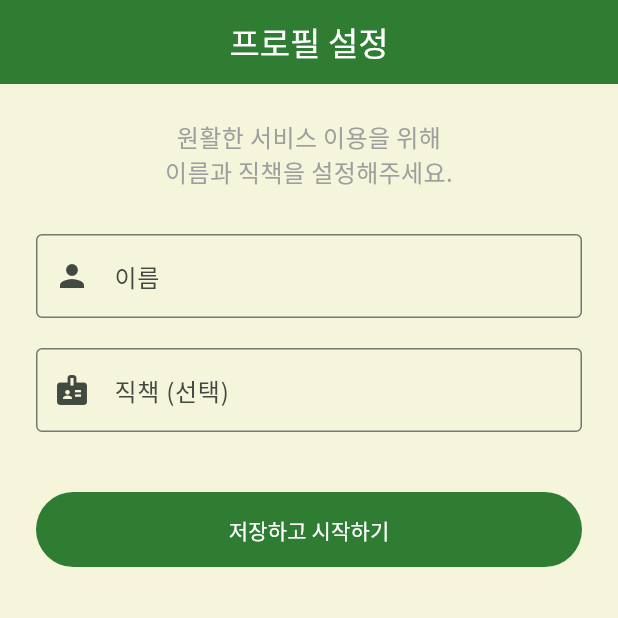
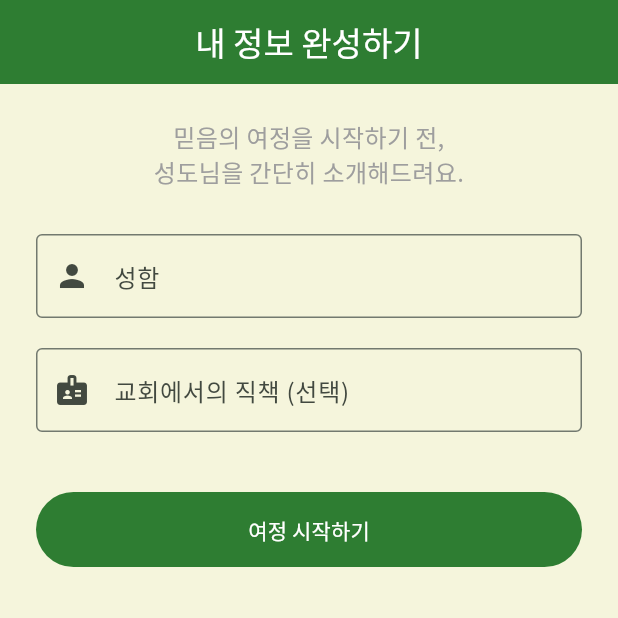
Before and after one commit to jwkang0326-yonsei/cclab, a Flutter app: the screen it shows once a user with an empty profile is signed in, on a phone screen of 412 x 824 dp, the top half of it. Run offline on Flutter 3.47's test engine with Material 3 defaults, Android fonts, the phone set to English and light mode, and no system bars; our stand-ins replace cloud_firestore, firebase_auth, firebase_core, flutter_riverpod, go_router, google_fonts and 5 more; missing offline and left inert: kakao_flutter_sdk; accounts and stored records are empty.

Commit message:
style(ux): update text to Faith Journey theme (Style 3)

```diff
--- a/app/lib/features/auth/login_screen.dart
+++ b/app/lib/features/auth/login_screen.dart
@@ -239,7 +239,7 @@ class _LoginScreenState extends ConsumerState<LoginScreen> {
                   ),
                   const SizedBox(height: 10),
                   Text(
-                    '함께 읽고, 함께 자라나는 말씀 숲',
+                    '말씀과 함께 걷는 믿음의 여정',
                     style: theme.textTheme.bodyMedium?.copyWith(
                       color: theme.colorScheme.secondary,
                     ),
@@ -250,7 +250,7 @@ class _LoginScreenState extends ConsumerState<LoginScreen> {
                   TextField(
                     controller: _emailController,
                     decoration: InputDecoration(
-                      hintText: '이메일',
+                      hintText: '이메일 주소',
                       prefixIcon: const Icon(Icons.email_outlined),
                       border: OutlineInputBorder(borderRadius: BorderRadius.circular(12)),
                     ),
@@ -268,14 +268,14 @@ class _LoginScreenState extends ConsumerState<LoginScreen> {
                   ),
                   const SizedBox(height: 20),
                   _LoginButton(
-                    text: _isLoginMode ? '로그인' : '회원가입',
+                    text: _isLoginMode ? '로그인' : '회원가입하기',
                     backgroundColor: theme.colorScheme.primary,
                     textColor: Colors.white,
                     onPressed: _handleEmailAuth,
                   ),
                   TextButton(
                     onPressed: () => setState(() => _isLoginMode = !_isLoginMode),
-                    child: Text(_isLoginMode ? '계정이 없으신가요? 회원가입' : '이미 계정이 있으신가요? 로그인'),
+                    child: Text(_isLoginMode ? '처음 오셨나요? 회원가입하기' : '이미 계정이 있으신가요? 로그인하기'),
                   ),
 
                   const Padding(
@@ -285,7 +285,7 @@ class _LoginScreenState extends ConsumerState<LoginScreen> {
                         Expanded(child: Divider()),
                         Padding(
                           padding: EdgeInsets.symmetric(horizontal: 10),
-                          child: Text('또는 소셜 로그인', style: TextStyle(color: Colors.grey)),
+                          child: Text('또는 소셜 계정으로 계속하기', style: TextStyle(color: Colors.grey)),
                         ),
                         Expanded(child: Divider()),
                       ],
@@ -295,7 +295,7 @@ class _LoginScreenState extends ConsumerState<LoginScreen> {
                   // Social Logins
                   if (!kIsWeb && defaultTargetPlatform == TargetPlatform.iOS) ...[
                     _LoginButton(
-                      text: 'Apple로 시작하기',
+                      text: 'Apple로 계속하기',
                       icon: Icons.apple,
                       backgroundColor: Colors.black,
                       textColor: Colors.white,
@@ -305,7 +305,7 @@ class _LoginScreenState extends ConsumerState<LoginScreen> {
                   ],
 
                   _LoginButton(
-                    text: 'Google로 시작하기',
+                    text: 'Google로 계속하기',
                     icon: Icons.g_mobiledata,
                     backgroundColor: Colors.white,
                     textColor: Colors.black87,
@@ -315,7 +315,7 @@ class _LoginScreenState extends ConsumerState<LoginScreen> {
                   const SizedBox(height: 12),
 
                   _LoginButton(
-                    text: '카카오로 시작하기',
+                    text: '카카오로 계속하기',
                     icon: Icons.chat_bubble,
                     backgroundColor: const Color(0xFFFEE500),
                     textColor: const Color(0xFF191919),
--- a/app/lib/features/auth/onboarding_screen.dart
+++ b/app/lib/features/auth/onboarding_screen.dart
@@ -76,7 +76,7 @@ class _OnboardingScreenState extends ConsumerState<OnboardingScreen> {
 
     return Scaffold(
       appBar: AppBar(
-        title: const Text('교회 연결'),
+        title: const Text('교회 선택하기'),
         leading: _showCodeInput
             ? IconButton(
                 icon: const Icon(Icons.arrow_back),
@@ -115,7 +115,7 @@ class _OnboardingScreenState extends ConsumerState<OnboardingScreen> {
         ),
         const SizedBox(height: 12),
         Text(
-          '어떻게 오셨나요?\n해당하는 항목을 선택해주세요.',
+          '함께 걸을 준비가 되셨나요?\n해당하는 항목을 선택해주세요.',
           textAlign: TextAlign.center,
           style: theme.textTheme.bodyLarge?.copyWith(
             color: Colors.grey[600],
@@ -127,7 +127,7 @@ class _OnboardingScreenState extends ConsumerState<OnboardingScreen> {
           theme: theme,
           icon: Icons.key_outlined,
           title: '초대 코드가 있어요',
-          subtitle: '교회에서 받은 코드를 입력하여 참여합니다.',
+          subtitle: '우리 교회에서 받은 코드를 입력해주세요.',
           onTap: () => setState(() => _showCodeInput = true),
           isPrimary: true,
         ),
@@ -135,8 +135,8 @@ class _OnboardingScreenState extends ConsumerState<OnboardingScreen> {
         _buildActionCard(
           theme: theme,
           icon: Icons.church_outlined,
-          title: '새로운 교회를 시작해요',
-          subtitle: '새로운 교회를 개척하고 관리자가 됩니다.',
+          title: '새로운 교회 등록하기',
+          subtitle: '위드바이블에 우리 교회를 새롭게 등록해요.',
           onTap: () => context.go('/onboarding/create-church'),
           isPrimary: false,
         ),
@@ -161,7 +161,7 @@ class _OnboardingScreenState extends ConsumerState<OnboardingScreen> {
           ),
           const SizedBox(height: 8),
           Text(
-            '교회에서 받은 코드를 입력하면\n자동으로 매칭됩니다.',
+            '코드를 입력하시면 해당 교회로\n자동 연결됩니다.',
             style: theme.textTheme.bodyMedium?.copyWith(
               color: Colors.grey[600],
             ),
@@ -171,8 +171,8 @@ class _OnboardingScreenState extends ConsumerState<OnboardingScreen> {
           TextField(
             controller: _codeController,
             decoration: InputDecoration(
-              labelText: '초대 코드',
-              hintText: '예: CHANG1004',
+              labelText: '초대 코드 입력',
+              hintText: '예: WITHBIBLE12',
               errorText: _errorText,
               border: const OutlineInputBorder(),
               prefixIcon: const Icon(Icons.key),
@@ -192,7 +192,7 @@ class _OnboardingScreenState extends ConsumerState<OnboardingScreen> {
                     height: 24,
                     child: CircularProgressIndicator(strokeWidth: 2, color: Colors.white),
                   )
-                : const Text('가입하기'),
+                : const Text('참여하기'),
           ),
           // Add extra padding at bottom for keyboard
           SizedBox(height: MediaQuery.of(context).viewInsets.bottom + 20),
--- a/app/lib/features/auth/profile_setup_screen.dart
+++ b/app/lib/features/auth/profile_setup_screen.dart
@@ -93,13 +93,13 @@ class _ProfileSetupScreenState extends ConsumerState<ProfileSetupScreen> {
   @override
   Widget build(BuildContext context) {
     return Scaffold(
-      appBar: AppBar(title: const Text('프로필 설정')),
+      appBar: AppBar(title: const Text('내 정보 완성하기')),
       body: Padding(
         padding: const EdgeInsets.all(24.0),
         child: Column(
           children: [
             const Text(
-              '원활한 서비스 이용을 위해\n이름과 직책을 설정해주세요.',
+              '믿음의 여정을 시작하기 전,\n성도님을 간단히 소개해드려요.',
               textAlign: TextAlign.center,
               style: TextStyle(fontSize: 16, color: Colors.grey),
             ),
@@ -107,7 +107,7 @@ class _ProfileSetupScreenState extends ConsumerState<ProfileSetupScreen> {
             TextField(
               controller: _nameController,
               decoration: const InputDecoration(
-                labelText: '이름',
+                labelText: '성함',
                 border: OutlineInputBorder(),
                 prefixIcon: Icon(Icons.person),
               ),
@@ -116,7 +116,7 @@ class _ProfileSetupScreenState extends ConsumerState<ProfileSetupScreen> {
             TextField(
               controller: _positionController,
               decoration: const InputDecoration(
-                labelText: '직책 (선택)',
+                labelText: '교회에서의 직책 (선택)',
                 hintText: '예: 목사, 장로, 성도',
                 border: OutlineInputBorder(),
                 prefixIcon: Icon(Icons.badge),
@@ -130,7 +130,7 @@ class _ProfileSetupScreenState extends ConsumerState<ProfileSetupScreen> {
                 onPressed: _isLoading ? null : _saveProfile,
                 child: _isLoading
                     ? const CircularProgressIndicator(color: Colors.white)
-                    : const Text('저장하고 시작하기'),
+                    : const Text('여정 시작하기'),
               ),
             ),
           ],
```
